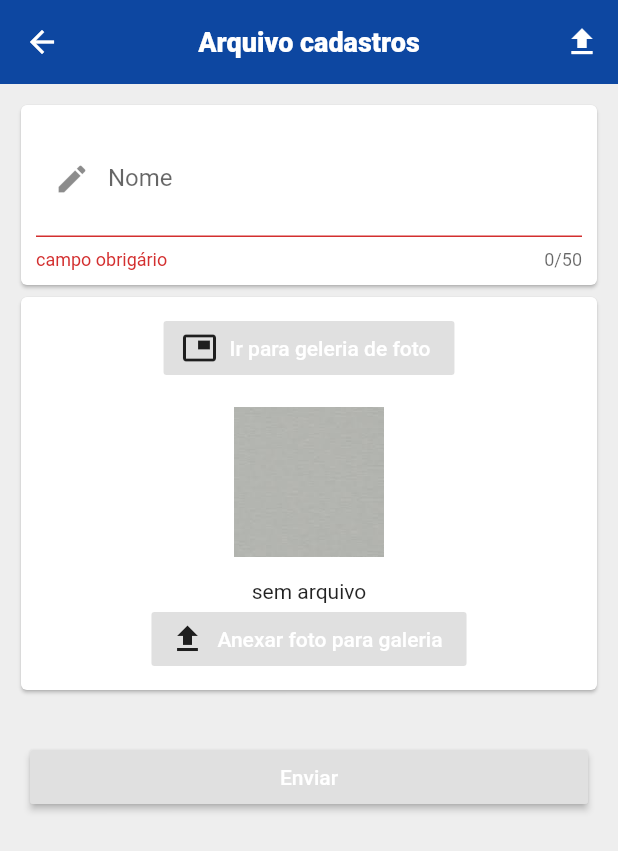
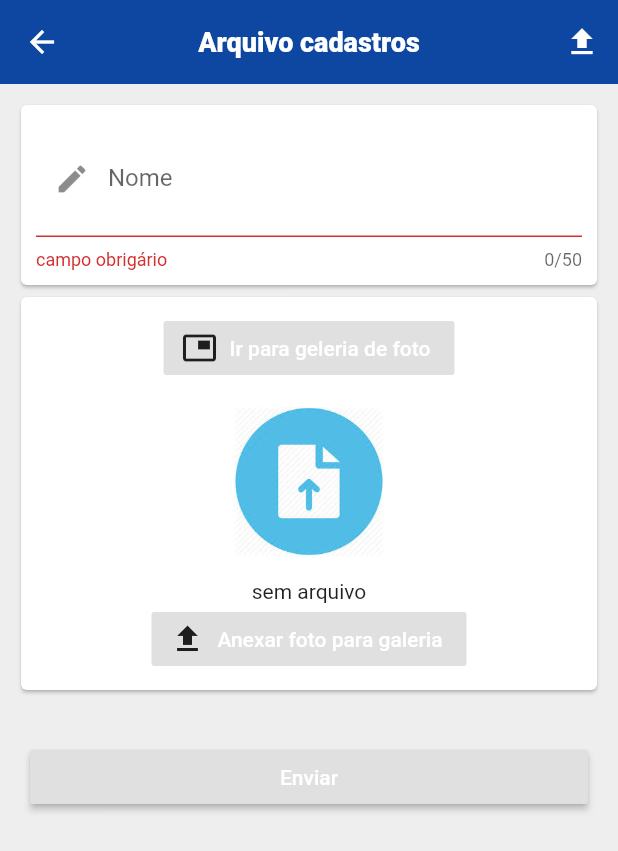
Before and after one commit to fabiofrc/ofertasbv-flutter, a Flutter app: the ArquivoCreatePage screen opened directly, after a tap on "Enviar", after a tap on the "file upload" icon, on a phone screen of 412 x 824 dp. Shown: the top 851 px of the screen. Run offline on Flutter 3.47's test engine with Material 2 defaults, Android fonts, the light colour scheme and no system bars; our stand-ins replace audioplayers, bubble_bottom_bar, date_format, datetime_picker_formfield, dio, fluttertoast and 5 more; missing offline and left inert: barcode_scan, bloc_pattern, masked_text_input_formatter.

Commit message:
versão 1.0

```diff
--- a/lib/src/api/constant_api.dart
+++ b/lib/src/api/constant_api.dart
@@ -1,6 +1,6 @@
 class ConstantApi {
   static String urlList = "http://192.168.1.4:8080";
-  static String urlAsset = "assets/images/upload/default.jpg";
+  static String urlAsset = "assets/images/upload/upload.jpg";
   static String urlLogo = "assets/images/categorias/ofertasbv.png";
 
   static String urlArquivoCategoria = urlList + "/categorias/download/";
--- a/lib/src/api/custon_dio.dart
+++ b/lib/src/api/custon_dio.dart
@@ -10,5 +10,7 @@ class CustonDio {
 
     client.interceptors.add(CustonInterceptions());
     client.options.connectTimeout = 5000;
+    client.options.contentType= Headers.formUrlEncodedContentType;
+
   }
 }
--- a/lib/src/arquivo/arquivo_create_page.dart
+++ b/lib/src/arquivo/arquivo_create_page.dart
@@ -14,22 +14,17 @@ import 'package:ofertasbv/src/arquivo/arquivo_controller.dart';
 import 'package:ofertasbv/src/arquivo/arquivo_model.dart';
 
 class ArquivoCreatePage extends StatefulWidget {
-  Arquivo a;
-
-  ArquivoCreatePage({Key key, this.a}) : super(key: key);
 
   @override
-  _ArquivoCreatePageState createState() => _ArquivoCreatePageState(a: a);
+  _ArquivoCreatePageState createState() => _ArquivoCreatePageState();
 }
 
 class _ArquivoCreatePageState extends State<ArquivoCreatePage> {
   final _bloc = BlocProvider.getBloc<ArquivoController>();
-  Arquivo a = Arquivo();
+  Arquivo arquivo = Arquivo();
   File file;
 
   var controllerNome = TextEditingController();
-
-  _ArquivoCreatePageState({this.a});
 
   @override
   void initState() {
@@ -56,14 +51,14 @@ class _ArquivoCreatePageState extends State<ArquivoCreatePage> {
 
     setState(() {
       this.file = f;
-      a.foto = file.path.split('/').last;
-      print(" upload de arquivo : $a.arquivo");
+      arquivo.foto = file.path.split('/').last;
+      print(" upload de arquivo : ${arquivo.foto}");
     });
   }
 
   void _onClickUpload() async {
     if (file != null) {
-      var url = await ArquivoApiProvider.upload(file, a.foto);
+      var url = await ArquivoApiProvider.upload(file, arquivo.foto);
     }
   }
 
@@ -127,7 +122,7 @@ class _ArquivoCreatePageState extends State<ArquivoCreatePage> {
                             child: Column(
                               children: <Widget>[
                                 TextFormField(
-                                  onSaved: (value) => a.nome = value,
+                                  onSaved: (value) => arquivo.nome = value,
                                   validator: (value) =>
                                       value.isEmpty ? "campo obrigário" : null,
                                   decoration: InputDecoration(
@@ -171,8 +166,8 @@ class _ArquivoCreatePageState extends State<ArquivoCreatePage> {
                                         width: 100,
                                       ),
                                 SizedBox(height: 15),
-                                a.foto != null
-                                    ? Text("${a.foto}")
+                                arquivo.foto != null
+                                    ? Text("${arquivo.foto}")
                                     : Text("sem arquivo"),
                                 RaisedButton.icon(
                                   icon: Icon(Icons.file_upload),
@@ -201,8 +196,8 @@ class _ArquivoCreatePageState extends State<ArquivoCreatePage> {
                     onPressed: () {
                       if (controller.validate()) {
                         DateTime dataAgora = DateTime.now();
-                        a.dataRegistro = dateFormat.format(dataAgora);
-                        _bloc.arquivoIn.add(a);
+                        arquivo.dataRegistro = dateFormat.format(dataAgora);
+                        _bloc.arquivoIn.add(arquivo);
                       }
                     },
                   ),
--- a/lib/src/home/promocao_list_home.dart
+++ b/lib/src/home/promocao_list_home.dart
@@ -77,12 +77,11 @@ class _PromocaoListHomeState extends State<PromocaoListHome>
 
         return GestureDetector(
           child: Card(
-            color: Colors.transparent,
             margin: EdgeInsets.only(left: 5),
             elevation: 0.0,
             child: AnimatedContainer(
               duration: Duration(seconds: 4),
-              width: 200,
+              width: 300,
               child: Column(
                 children: <Widget>[
                   AspectRatio(
@@ -91,7 +90,7 @@ class _PromocaoListHomeState extends State<PromocaoListHome>
                       borderRadius: BorderRadius.circular(5),
                       child: Image.network(
                         ConstantApi.urlArquivoPromocao + p.foto,
-                        fit: BoxFit.cover,
+                        fit: BoxFit.fill,
                       ),
                     ),
                   ),
--- a/lib/src/pessoa/pessoa_detalhes.dart
+++ b/lib/src/pessoa/pessoa_detalhes.dart
@@ -28,7 +28,7 @@ class _PessoaDetalhesState extends State<PessoaDetalhes> {
 
     return Scaffold(
       appBar: AppBar(
-        title: Text("Pessoa detalhes"),
+        title: Text("Mercado detalhes"),
         elevation: 0.0,
         actions: <Widget>[
           IconButton(
@@ -50,12 +50,12 @@ class _PessoaDetalhesState extends State<PessoaDetalhes> {
     return ListView(
       children: <Widget>[
         AspectRatio(
-          aspectRatio: 2,
+          aspectRatio: 1.2,
           child: p.foto != null
               ? Image.network(ConstantApi.urlArquivoPessoa + p.foto, fit: BoxFit.fill)
               : Image.asset(
                   ConstantApi.urlAsset,
-                  fit: BoxFit.cover,
+                  fit: BoxFit.fill,
                 ),
         ),
         SizedBox(height: 0),
--- a/lib/src/promocao/promocao_detalhes.dart
+++ b/lib/src/promocao/promocao_detalhes.dart
@@ -54,10 +54,10 @@ class _PromocaoDetalhesState extends State<PromocaoDetalhes> {
     return ListView(
       children: <Widget>[
         AspectRatio(
-          aspectRatio: 2,
+          aspectRatio: 1.2,
           child: Image.network(
             ConstantApi.urlArquivoPromocao + p.foto,
-            fit: BoxFit.cover,
+            fit: BoxFit.fill,
           ),
         ),
 
--- a/lib/src/subcategoria/subcategoria_create_page.dart
+++ b/lib/src/subcategoria/subcategoria_create_page.dart
@@ -63,8 +63,7 @@ class _SubCategoriaCreatePageState extends State<SubCategoriaCreatePage> {
 
   void _onClickUpload() async {
     if (file != null) {
-      var url =
-          await SubcategoriaApiProvider.upload(file, _subCategoria.foto);
+      var url = await SubcategoriaApiProvider.upload(file, _subCategoria.foto);
     }
   }
 
--- a/lib/src/teste/catalogo_menu.dart
+++ b/lib/src/teste/catalogo_menu.dart
@@ -32,7 +32,7 @@ class _CatalogoMenuState extends State<CatalogoMenu> {
 
     return Scaffold(
       appBar: AppBar(
-        title: Text("Catalogo"),
+        title: Text("Catalogo app"),
         elevation: 0.0,
         actions: <Widget>[
           IconButton(
```
Also changed, not shown: lib/src/arquivo/arquivo_api_provider.dart (+6 -3 lines), lib/src/categoria/categoria_create_page.dart (+10 -15 lines), lib/src/home/catalogo_home.dart (+44 -41 lines), lib/src/home/categoria_list_home.dart (+4 -5 lines), lib/src/home/produto_list_home.dart (+7 -7 lines), lib/src/produto/produto_detalhes.dart (+4 -3 lines), lib/src/teste/mapa_principal.dart (+24 -19 lines).
